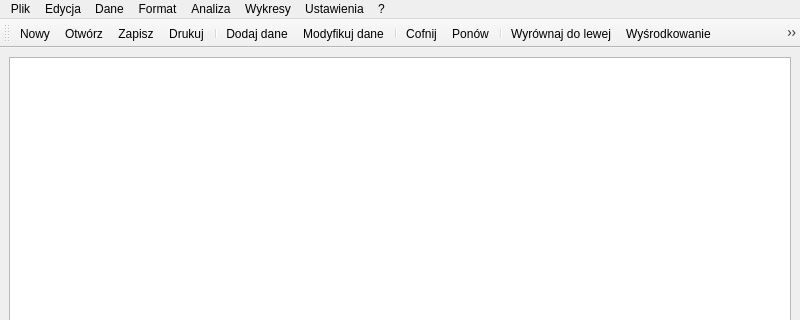
Qt form ui/Main/main-window.ui (OskarLewandowski/dex-data-experience) before a commit; both pictures show x 0 to 800 and y 0 to 320 of the 800 by 600 pixel window.
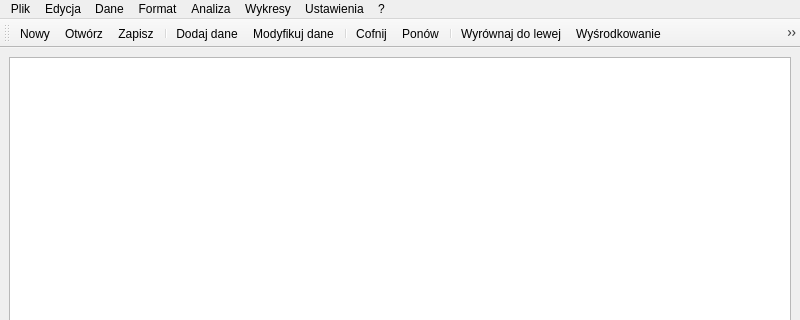
The same form after that commit. Icons and pictures are not drawn.

Commit message: update main window ui

```diff
--- a/ui/Main/main-window.ui
+++ b/ui/Main/main-window.ui
@@ -140,7 +140,6 @@
    <addaction name="action_New_File"/>
    <addaction name="action_Open_File"/>
    <addaction name="action_Save"/>
-   <addaction name="action_Print"/>
    <addaction name="separator"/>
    <addaction name="action_Add_Data"/>
    <addaction name="action_Modify_Data"/>
```
Left out of the diff: 7 changed lines with no effect on the pictures. The commit also changes 1 other file.
